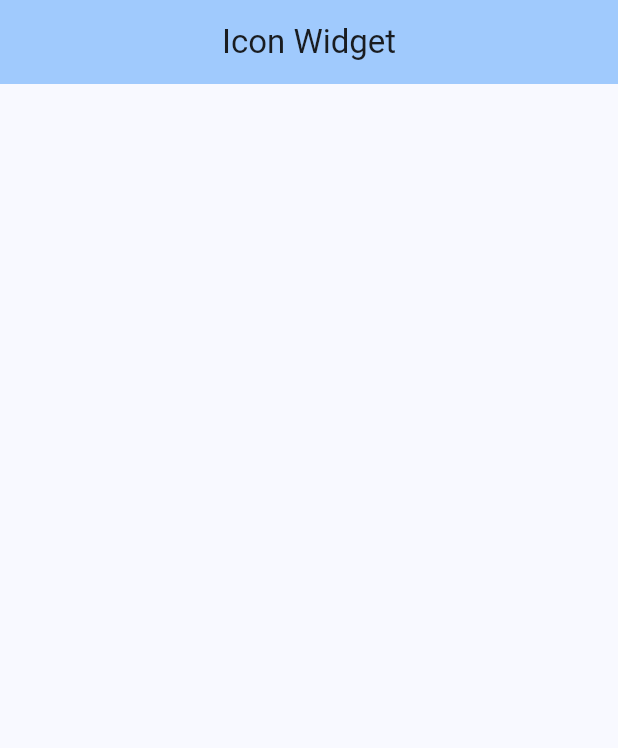
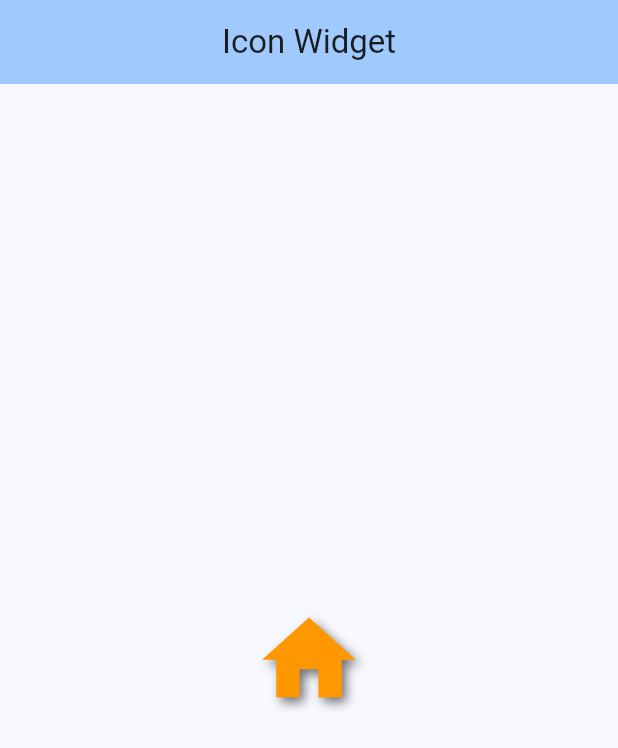
Before and after one commit to aulafirdaus/learn_flutter, a Flutter app: the screen it shows after launch, on a phone screen of 412 x 824 dp. Shown: the top 748 px of the screen. Run offline on Flutter 3.47's test engine with Material 3 defaults, Android fonts, the phone set to English and light mode, and no system bars.

Commit message:
Icon: cara pertama untuk membuat icon widget

```diff
--- a/lib/home_view.dart
+++ b/lib/home_view.dart
@@ -10,7 +10,18 @@ class HomePage extends StatelessWidget {
         title: const Center(child: Text('Icon Widget')),
         backgroundColor: Theme.of(context).colorScheme.inversePrimary,
       ),
-      body: const Center(),
+      body: const Center(
+        child: Icon(
+          Icons.home,
+          size: 75,
+          color: Colors.orange,
+          shadows: [Shadow(
+            offset: Offset(3, 3),
+            color: Colors.black54,
+            blurRadius: 8,
+          )],
+        ),
+      ),
     );
   }
 }
```
